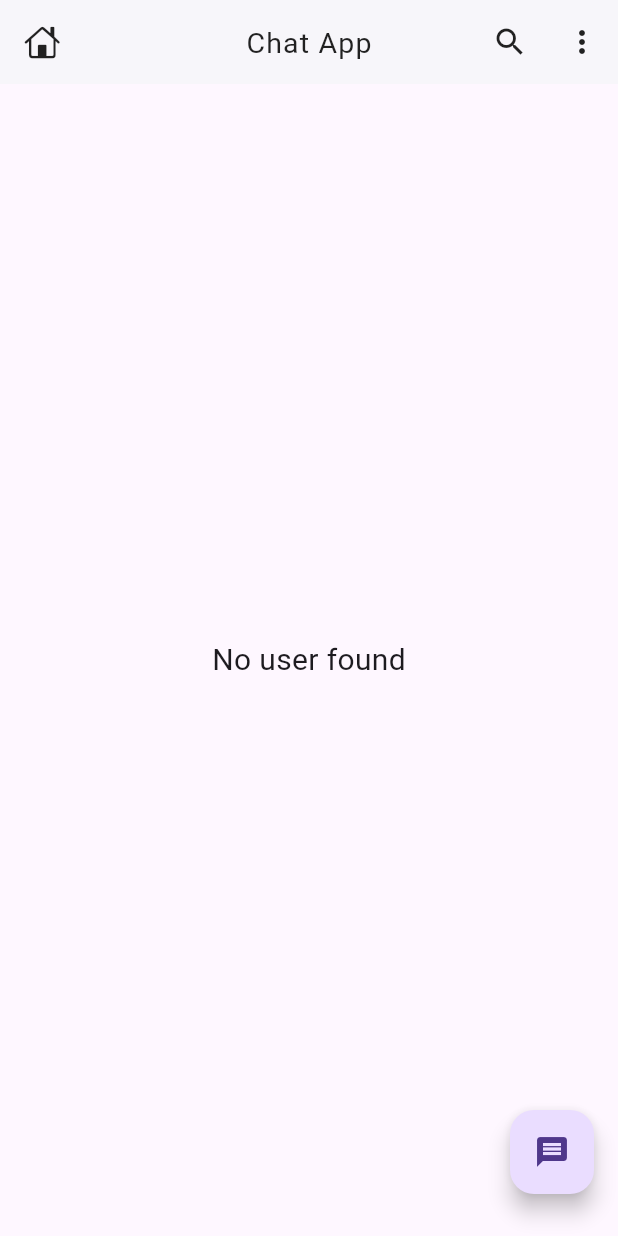
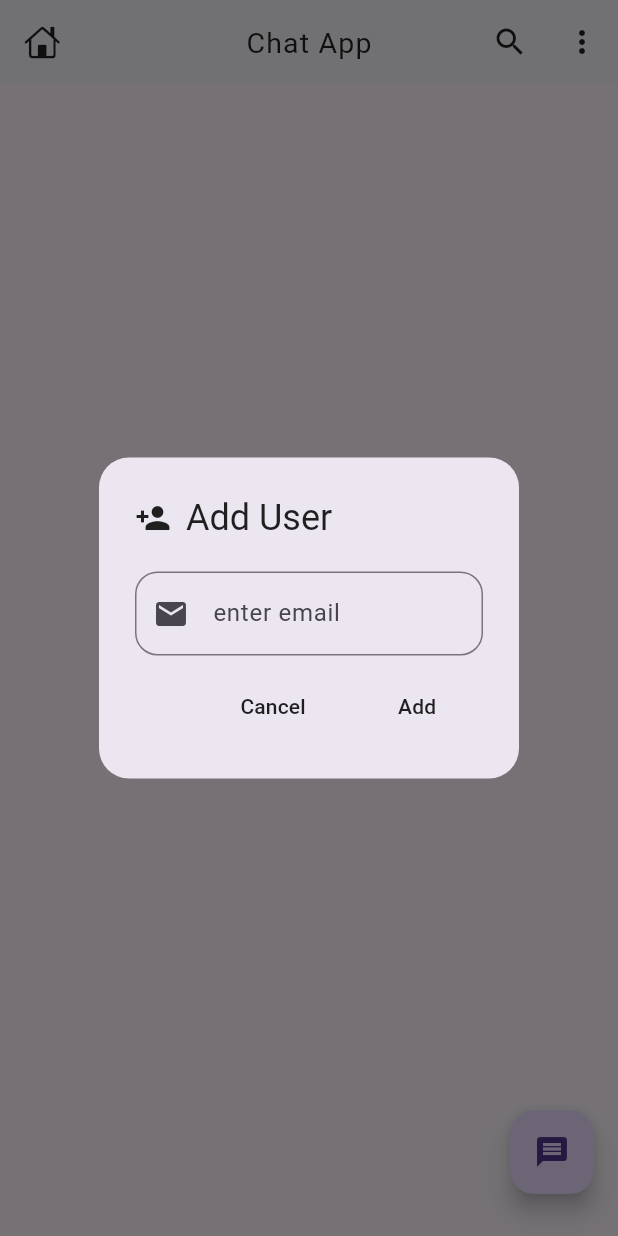
Before and after one commit to basedharsh/chatappflutter, a Flutter app: the HomeScreen screen opened directly, after a tap on the "message" icon, on a phone screen of 412 x 824 dp. Run offline on Flutter 3.47's test engine with Material 3 defaults, Android fonts, the phone set to English and light mode, and no system bars; our stand-ins replace cached_network_image, cloud_firestore, emoji_picker_flutter, firebase_auth, firebase_core, firebase_messaging and 4 more; missing offline and left inert: dart:ffi, flutter_notification_channel; accounts and stored records are empty; network calls fail.

Commit message:
Add Users to chat

```diff
--- a/lib/api/apis.dart
+++ b/lib/api/apis.dart
@@ -90,6 +90,31 @@ class APIs {
     return (await firestore.collection('users').doc(user.uid).get()).exists;
   }
 
+  //for Adding User
+  static Future<bool> AddChatUser(String email) async {
+    final data = await firestore
+        .collection('users')
+        .where('email', isEqualTo: email)
+        .get();
+
+    log('data: ${data.docs.first.id}');
+
+    if (data.docs.isNotEmpty && data.docs.first.id != user.uid) {
+      //user exists
+      log('User Exists: ${data.docs.first.id}');
+      firestore
+          .collection('users')
+          .doc(user.uid)
+          .collection('MyFrens')
+          .doc(data.docs.first.id)
+          .set({});
+
+      return true;
+    } else {
+      return false;
+    }
+  }
+
   // For getting current user information from firestore
   static Future<void> getSelfInfo() async {
     await firestore.collection('users').doc(user.uid).get().then((user) async {
@@ -127,11 +152,39 @@ class APIs {
   }
 
 // for getting all users from firestore database
-  static Stream<QuerySnapshot<Map<String, dynamic>>> getAllUsers() {
+
+  static Stream<QuerySnapshot<Map<String, dynamic>>> getAllUsers(
+      List<String> userIds) {
+    log('UserIds: $userIds');
     return firestore
         .collection('users')
-        .where('id', isNotEqualTo: user.uid)
+        .where('id', whereIn: userIds)
+        // .where('id', isNotEqualTo: user.uid)
         .snapshots();
+  }
+
+  // for getting ids of my frens only
+  static Stream<QuerySnapshot<Map<String, dynamic>>> getMyFrensId() {
+    return firestore
+        .collection('users')
+        .doc(user.uid)
+        .collection('MyFrens')
+        .snapshots();
+  }
+
+  //For sendfirst msg if user  adds new fren
+
+  static Future<void> SendFirstMessage(
+    ChatUser chatUser,
+    String msg,
+    Type type,
+  ) async {
+    await firestore
+        .collection('users')
+        .doc(chatUser.id)
+        .collection('MyFrens')
+        .doc(user.uid)
+        .set({}).then((value) => sendMessage(chatUser, msg, type));
   }
 
   // For updating User information
--- a/lib/screens/chat_screen.dart
+++ b/lib/screens/chat_screen.dart
@@ -327,8 +327,15 @@ class _ChatScreenState extends State<ChatScreen> {
           MaterialButton(
               onPressed: () {
                 if (_textController.text.isNotEmpty) {
-                  APIs.sendMessage(
-                      widget.user, _textController.text, Type.text);
+                  //on first message add user to my frens list
+                  if (_list.isNotEmpty) {
+                    APIs.SendFirstMessage(
+                        widget.user, _textController.text, Type.text);
+                  } else {
+                    //send simple msg
+                    APIs.sendMessage(
+                        widget.user, _textController.text, Type.text);
+                  }
                   _textController.text = '';
                 }
               },
--- a/lib/screens/home_sreen.dart
+++ b/lib/screens/home_sreen.dart
@@ -2,6 +2,7 @@ import 'dart:convert';
 import 'dart:developer';
 
 import 'package:chatapp/api/apis.dart';
+import 'package:chatapp/helper/dialouges.dart';
 import 'package:chatapp/models/chat_user.dart';
 import 'package:chatapp/screens/profile_screen.dart';
 import 'package:chatapp/screens/trialui.dart';
@@ -97,9 +98,15 @@ class _HomeScreenState extends State<HomeScreen> {
                         //Search logic
                         _searchlist.clear();
                         for (var i in _list) {
-                        if (i.name.toLowerCase().contains(val.toLowerCase()) ||
-                            i.email.toLowerCase().contains(val.toLowerCase()) ||
-                            i.about.toLowerCase().contains(val.toLowerCase())) {
+                          if (i.name
+                                  .toLowerCase()
+                                  .contains(val.toLowerCase()) ||
+                              i.email
+                                  .toLowerCase()
+                                  .contains(val.toLowerCase()) ||
+                              i.about
+                                  .toLowerCase()
+                                  .contains(val.toLowerCase())) {
                             _searchlist.add(i);
                           }
                           setState(() {
@@ -133,7 +140,8 @@ class _HomeScreenState extends State<HomeScreen> {
                     Navigator.push(
                         context,
                         MaterialPageRoute(
-                          builder: (context) => ProfileScreen(user: APIs.me)));
+                            builder: (context) =>
+                                ProfileScreen(user: APIs.me)));
                   },
                   icon: Icon(Icons.more_vert),
                 ),
@@ -145,25 +153,40 @@ class _HomeScreenState extends State<HomeScreen> {
             floatingActionButton: Padding(
               padding: const EdgeInsets.only(bottom: 12.0),
               child: FloatingActionButton(
-              onPressed: () async {
+                onPressed: () {
                   // Navigator.push(context,
                   // MaterialPageRoute(builder: (context) => DrawerFb1()));
+                  _AddEmailUserDialog();
                 },
                 child: Icon(Icons.message),
 
                 //Message icon (chat bubble)
               ),
             ),
-
             body: StreamBuilder(
-              stream: APIs
-                  .getAllUsers(), //users collection from firestore database in firebase
+              stream: APIs.getMyFrensId(),
               builder: (context, snapshot) {
                 switch (snapshot.connectionState) {
                   //if data is not loaded yet then waiting or none
                   case ConnectionState.waiting:
                   case ConnectionState.none:
                     return const Center(child: CircularProgressIndicator());
+
+                  //if data is loaded then active or done then show data
+                  case ConnectionState.active:
+                  case ConnectionState.done:
+                    return StreamBuilder(
+                      stream: APIs.getAllUsers(snapshot.data?.docs
+                              .map((e) => e.id)
+                              .toList() ??
+                          []), //users collection from firestore database in firebase
+                      builder: (context, snapshot) {
+                        switch (snapshot.connectionState) {
+                          //if data is not loaded yet then waiting or none
+                          case ConnectionState.waiting:
+                          case ConnectionState.none:
+                          // return const Center(
+                          //     child: CircularProgressIndicator());
 
                           //if data is loaded then active or done then show data
                           case ConnectionState.active:
@@ -176,9 +199,11 @@ class _HomeScreenState extends State<HomeScreen> {
                                 [];
                             if (_list.isNotEmpty) {
                               return ListView.builder(
-                          itemCount:
-                              _isSearching ? _searchlist.length : _list.length,
-                          padding: EdgeInsets.only(top: mq.height * .01),
+                                  itemCount: _isSearching
+                                      ? _searchlist.length
+                                      : _list.length,
+                                  padding:
+                                      EdgeInsets.only(top: mq.height * .01),
                                   physics: BouncingScrollPhysics(),
                                   itemBuilder: ((context, index) {
                                     return ChatUserCard(
@@ -194,9 +219,85 @@ class _HomeScreenState extends State<HomeScreen> {
                                       style: TextStyle(fontSize: 20)));
                             }
                         }
-              }),
-        ),
+                      },
+                    );
+                }
+              },
+            )),
       ),
     );
   }
+
+//Add chatuser
+  void _AddEmailUserDialog() {
+    String email = "";
+    showDialog(
+        context: context,
+        builder: (_) => AlertDialog(
+              contentPadding:
+                  EdgeInsets.only(top: 20, bottom: 10, left: 24, right: 24),
+              shape: RoundedRectangleBorder(
+                  borderRadius: BorderRadius.circular(20)),
+              title: Row(children: [
+                Icon(
+                  Icons.person_add,
+                  color: Colors.black87,
+                ),
+                SizedBox(
+                  width: 10,
+                ),
+                Text(
+                  'Add User',
+                  style: TextStyle(color: Colors.black87),
+                )
+              ]),
+
+              //content
+              content: TextFormField(
+                maxLines: null,
+                onChanged: ((value) => email = value),
+                decoration: InputDecoration(
+                  hintText: "enter email",
+                  prefixIcon: Icon(Icons.email),
+                  border: OutlineInputBorder(
+                      borderRadius: BorderRadius.circular(15)),
+                ),
+              ),
+
+              actions: [
+                //cancel button
+                MaterialButton(
+                    onPressed: () {
+                      //hide dialog
+                      Navigator.pop(context);
+                    },
+                    child: Text(
+                      'Cancel',
+                      style: TextStyle(color: Colors.black87),
+                    )),
+
+                //add button
+                MaterialButton(
+                  onPressed: () async {
+                    //hide dialog
+                    Navigator.pop(context);
+                    //add user
+                    if (email.isNotEmpty) {
+                      await APIs.AddChatUser(email).then((value) {
+                        if (!value) {
+                          Dialogs.showSnackBar(context, 'User not found');
                         }
+                      });
+                    }
+                  },
+                  child: Text(
+                    'Add',
+                    style: TextStyle(color: Colors.black87),
+                  ),
+                )
+              ],
+
+              //
+            ));
+  }
+}
```
Lines whose indentation alone changed are shown as unchanged.
